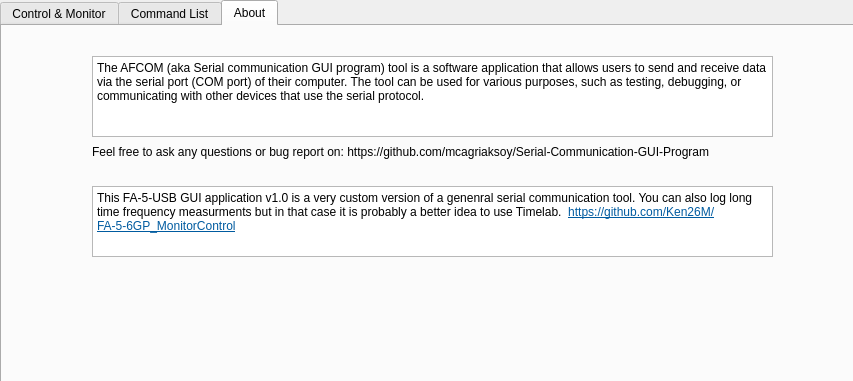
Ken26M/FA-5-6GP_MonitorControl, file main_window.ui: the form before one commit; both pictures show x 0 to 853 and y 0 to 381 of the 935 by 576 pixel window.
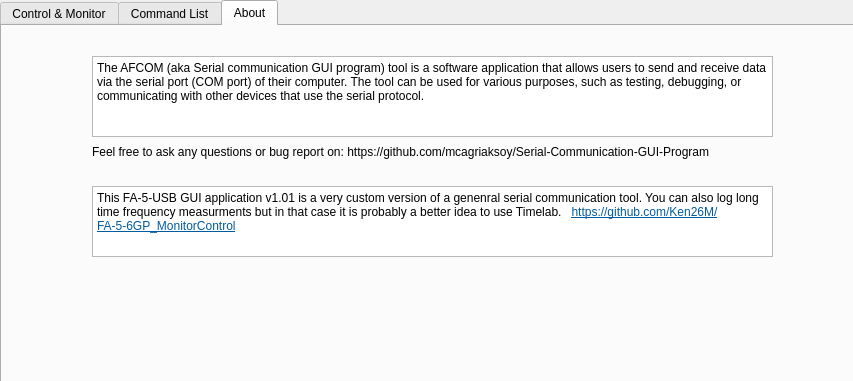
The form after the commit. The open tabs and pages were chosen to show the change. Icons and pictures are not drawn.

Commit message: - device type added in settings.json (APPDATA, FA5_MonitorControl) - Get settings command only send for FA-5 device (default, edit json file).

Patch:
```diff
--- a/main_window.ui
+++ b/main_window.ui
@@ -1540,7 +1540,7 @@
 li.unchecked::marker { content: &quot;\2610&quot;; }
 li.checked::marker { content: &quot;\2612&quot;; }
 &lt;/style&gt;&lt;/head&gt;&lt;body style=&quot; font-family:'Segoe UI'; font-size:9pt; font-weight:400; font-style:normal;&quot;&gt;
-&lt;p style=&quot; margin-top:6px; margin-bottom:6px; margin-left:0px; margin-right:0px; -qt-block-indent:0; text-indent:0px;&quot;&gt;This FA-5-USB GUI application v1.0 is a very custom version of a genenral serial communication tool. You can also log long time frequency measurments but in that case it is probably a better idea to use Timelab.  &lt;a href=&quot;https://github.com/Ken26M/FA-5-6GP_MonitorControl&quot;&gt;&lt;span style=&quot; text-decoration: underline; color:#005ba0;&quot;&gt;https://github.com/Ken26M/FA-5-6GP_MonitorControl&lt;/span&gt;&lt;/a&gt;&lt;/p&gt;&lt;/body&gt;&lt;/html&gt;</string>
+&lt;p style=&quot; margin-top:6px; margin-bottom:6px; margin-left:0px; margin-right:0px; -qt-block-indent:0; text-indent:0px;&quot;&gt;This FA-5-USB GUI application v1.01 is a very custom version of a genenral serial communication tool. You can also log long time frequency measurments but in that case it is probably a better idea to use Timelab.   &lt;a href=&quot;https://github.com/Ken26M/FA-5-6GP_MonitorControl&quot;&gt;&lt;span style=&quot; color:#005ba0;&quot;&gt;https://github.com/Ken26M/FA-5-6GP_MonitorControl&lt;/span&gt;&lt;/a&gt;&lt;/p&gt;&lt;/body&gt;&lt;/html&gt;</string>
       </property>
       <property name="acceptRichText">
        <bool>false</bool>
```
Left out of the diff: 6 changed lines with no effect on the pictures. The commit also changes 2 other files.
